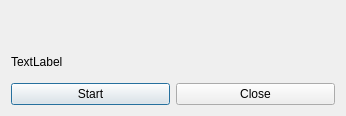
Old version of the form 3DMetrics/tool_line_dialog.ui in the repository IfremerUnderwater/3DMetrics.
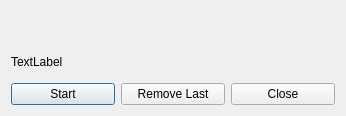
New version of the form. Icons and pictures are not drawn. Custom widgets are drawn as their Qt base class.

Commit message: Added delete last point button (line rool, area tool) Added slope tool (HMI only)

```diff
--- a/3DMetrics/tool_line_dialog.ui
+++ b/3DMetrics/tool_line_dialog.ui
@@ -46,6 +46,13 @@
          </property>
         </widget>
        </item>
+       <item>
+        <widget class="QPushButton" name="removelast_btn">
+         <property name="text">
+          <string>Remove Last</string>
+         </property>
+        </widget>
+       </item>
        <item>
         <widget class="QPushButton" name="close_btn">
          <property name="toolTip">
```
The commit also changes 12 other files.
